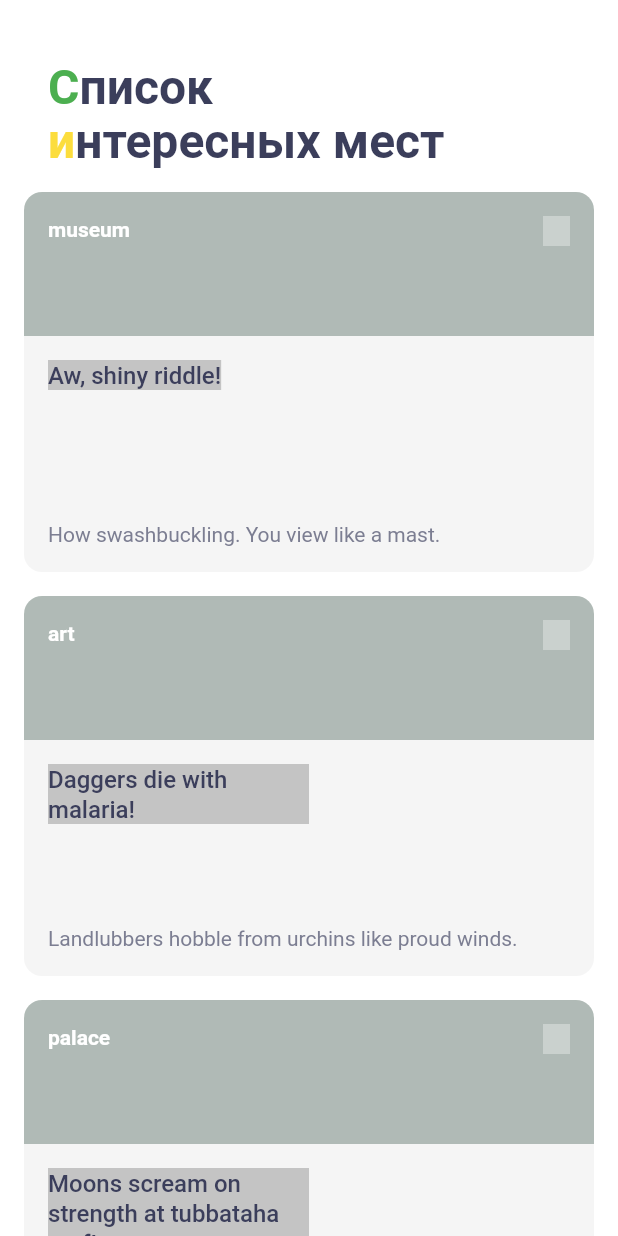
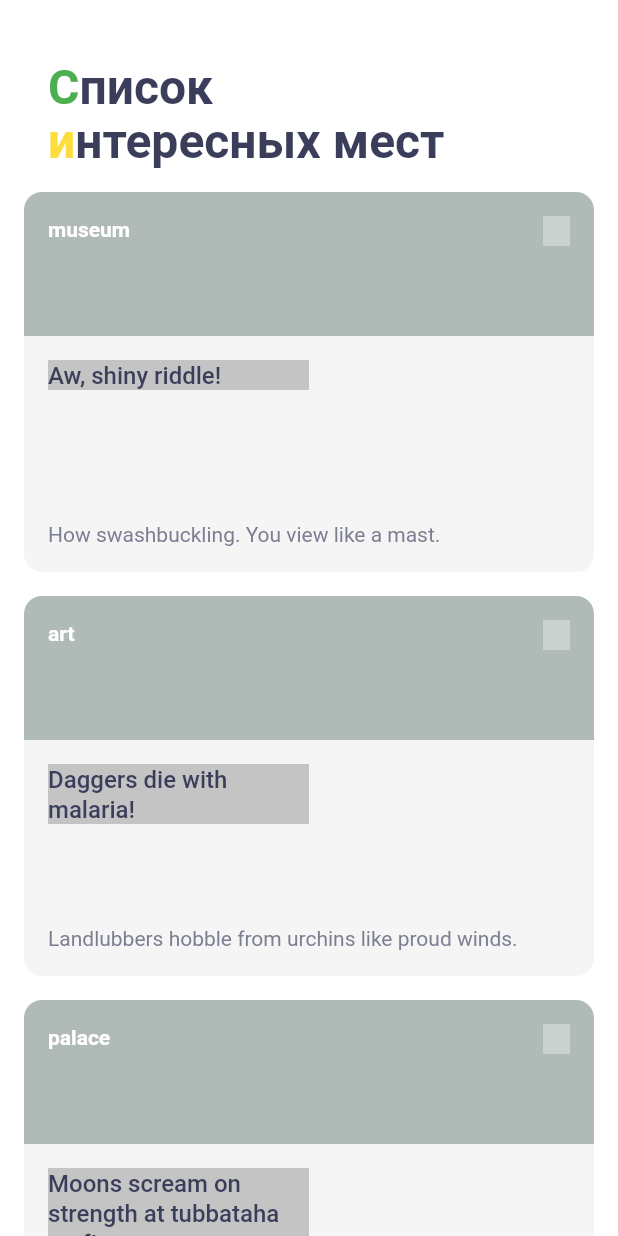
Before and after one commit to karabanovbs/surf_flutter_course, a Flutter app: the screen it shows after launch, on a phone screen of 412 x 824 dp. Run offline on Flutter 3.47's test engine with Material 2 defaults, Android fonts, the phone set to English and light mode, and no system bars.

```diff
--- a/lib/ui/screen/sight_card.dart
+++ b/lib/ui/screen/sight_card.dart
@@ -62,10 +62,8 @@ class SightCard extends StatelessWidget {
                         mainAxisAlignment: MainAxisAlignment.spaceBetween,
                         children: [
                           /// sight name
-                          LayoutBuilder(builder: (context, constraints) {
-                            return ConstrainedBox(
-                              constraints: BoxConstraints(
-                                  maxWidth: constraints.maxWidth / 2),
+                          FractionallySizedBox(
+                            widthFactor: 0.5,
                             child: Container(
                               color: Color(0xffC4C4C4),
                               margin: const EdgeInsets.only(bottom: 2),
@@ -75,8 +73,7 @@ class SightCard extends StatelessWidget {
                                 style: sightCardNameTextStyle,
                               ),
                             ),
-                            );
-                          }),
+                          ),
 
                           /// sight description
                           Text(
```
Lines whose indentation alone changed are shown as unchanged.
